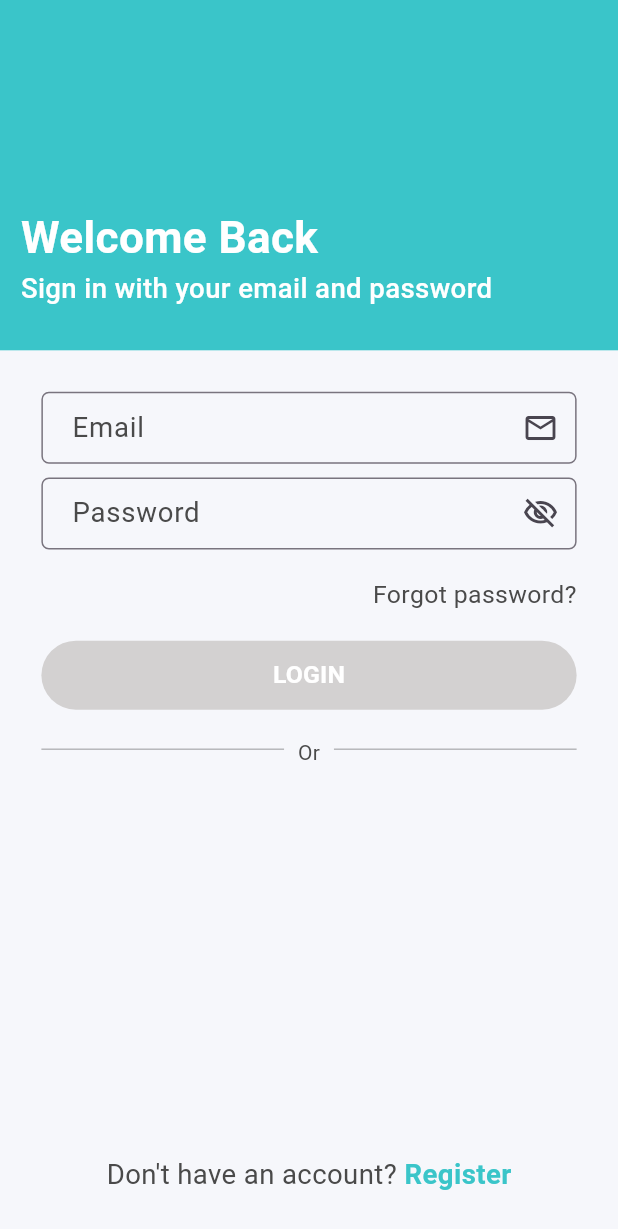
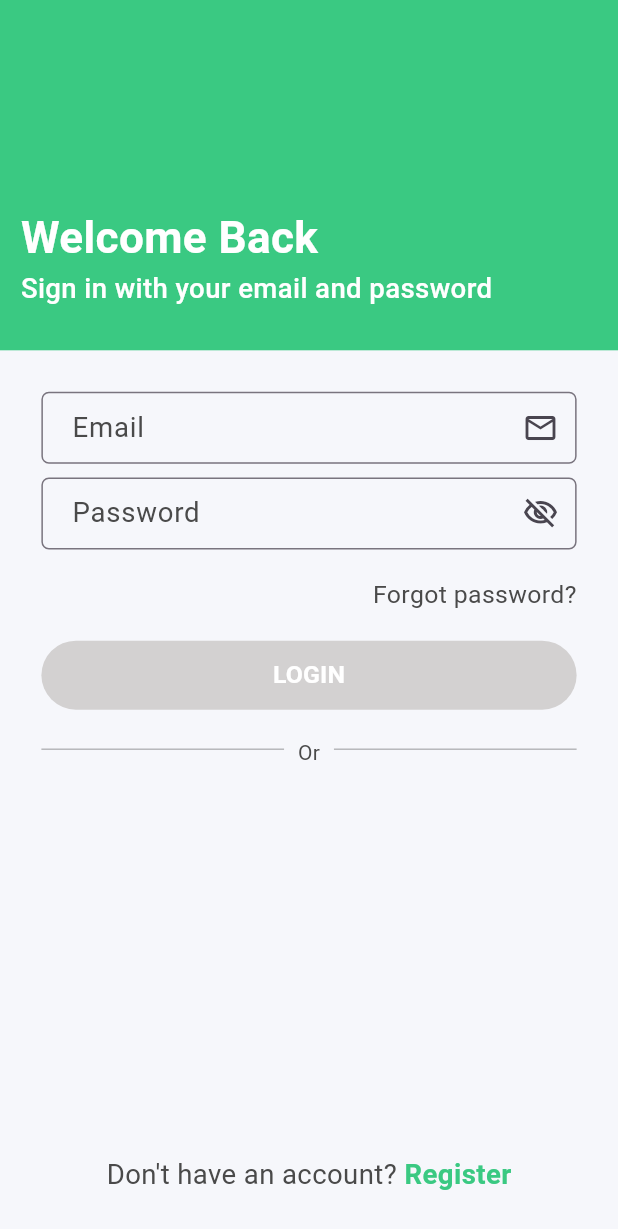
Before and after one commit to asifbabur/ecommerce_bloc_app, a Flutter app: the screen it shows after launch, on a phone screen of 412 x 824 dp. Shown: the top 1229 px of the screen. Run offline on Flutter 3.47's test engine with Material 3 defaults, Android fonts, the phone set to English and light mode, and no system bars; our stand-ins replace bloc, carousel_slider, cloud_firestore, dio, equatable, firebase_auth and 12 more; missing offline and left inert: square_in_app_payments; accounts and stored records are empty.

Commit message:
primary color fix

```diff
--- a/lib/constants/color_constant.dart
+++ b/lib/constants/color_constant.dart
@@ -1,7 +1,7 @@
 import 'package:flutter/material.dart';
 
 class COLOR_CONST {
-  static const primaryColor = Color(0xFF3ac5c9);
+  static const primaryColor = Color.fromARGB(255, 58, 201, 130);
   static const accentTintColor = Color(0xFF7b60c4);
   static const accentShadeColor = Color(0xFF58458c);
   static const darkShadeColor = Color(0xFF25164d);
```
